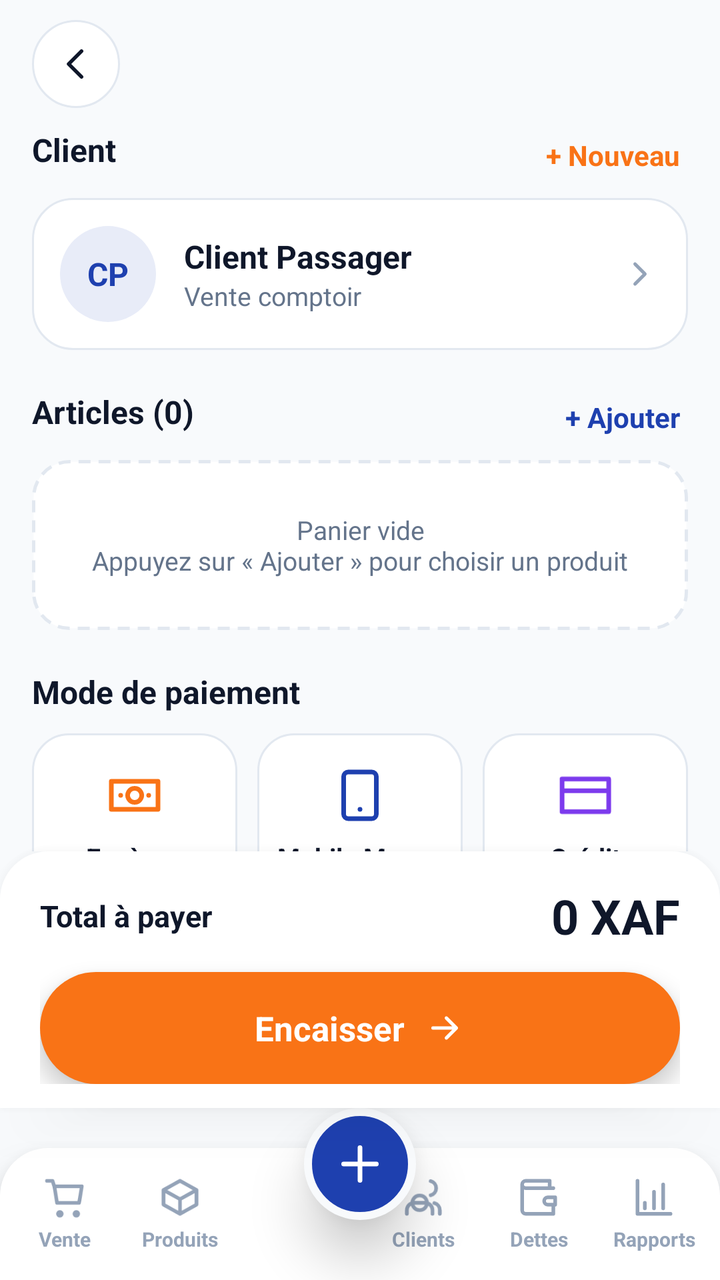
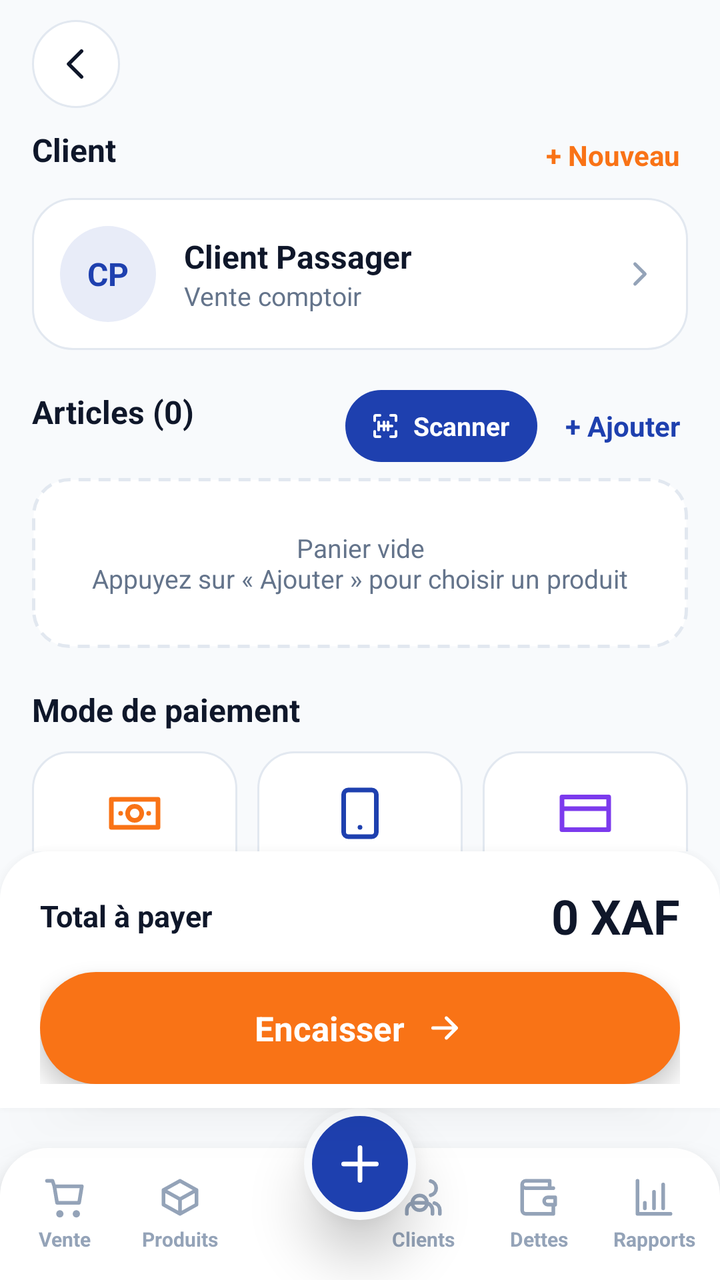

Compare the two renders of this Android layout. The source of the first and the diff that turns it into the second are given below.
<!-- AndroidManifest.xml: application theme Theme.AfriComptaPlus -->
<!-- res/layout/activity_sale.xml -->
<?xml version="1.0" encoding="utf-8"?>
<LinearLayout xmlns:android="http://schemas.android.com/apk/res/android"
    android:layout_width="match_parent" android:layout_height="match_parent"
    android:orientation="vertical" android:background="@color/surface">

    <include layout="@layout/view_topbar"/>

    <androidx.core.widget.NestedScrollView
        android:layout_width="match_parent" android:layout_height="0dp"
        android:layout_weight="1" android:overScrollMode="never">
        <LinearLayout android:layout_width="match_parent" android:layout_height="wrap_content"
            android:orientation="vertical" android:paddingStart="16dp" android:paddingEnd="16dp"
            android:paddingBottom="12dp">

            
            <RelativeLayout android:layout_width="match_parent" android:layout_height="wrap_content"
                android:layout_marginBottom="8dp">
                <TextView style="@style/SectionTitle" android:text="Client"/>
                <TextView android:id="@+id/btnNewClient"
                    android:layout_width="wrap_content" android:layout_height="wrap_content"
                    android:layout_alignParentEnd="true" android:text="+ Nouveau"
                    android:textColor="@color/accent" android:textSize="14sp" android:textStyle="bold"
                    android:padding="4dp"/>
            </RelativeLayout>

            <LinearLayout android:id="@+id/btnSelectClient"
                android:layout_width="match_parent" android:layout_height="wrap_content"
                android:orientation="horizontal" android:gravity="center_vertical"
                android:padding="14dp" android:background="@drawable/bg_card"
                android:clickable="true" android:focusable="true">
                <TextView android:id="@+id/tvClientAvatar"
                    android:layout_width="48dp" android:layout_height="48dp"
                    android:background="@drawable/bg_avatar" android:gravity="center"
                    android:text="CP" android:textColor="@color/primary"
                    android:textSize="16sp" android:textStyle="bold"/>
                <LinearLayout android:layout_width="0dp" android:layout_height="wrap_content"
                    android:layout_weight="1" android:layout_marginStart="14dp" android:orientation="vertical">
                    <TextView android:id="@+id/tvClientSelected"
                        android:layout_width="wrap_content" android:layout_height="wrap_content"
                        android:text="Client Passager" android:textColor="@color/text_primary"
                        android:textSize="16sp" android:textStyle="bold" android:singleLine="true"/>
                    <TextView android:id="@+id/tvClientPhone"
                        android:layout_width="wrap_content" android:layout_height="wrap_content"
                        android:text="Vente comptoir" android:textColor="@color/text_secondary"
                        android:textSize="13sp"/>
                </LinearLayout>
                <ImageView android:layout_width="20dp" android:layout_height="20dp"
                    android:src="@drawable/ic_chevron" android:tint="@color/text_hint"/>
            </LinearLayout>

            
            <RelativeLayout android:layout_width="match_parent" android:layout_height="wrap_content"
                android:layout_marginTop="20dp" android:layout_marginBottom="8dp">
                <TextView android:id="@+id/tvArticlesTitle" style="@style/SectionTitle" android:text="Articles (0)"/>
                <TextView android:id="@+id/btnAddProduct"
                    android:layout_width="wrap_content" android:layout_height="wrap_content"
                    android:layout_alignParentEnd="true" android:text="+ Ajouter"
                    android:textColor="@color/primary" android:textSize="14sp" android:textStyle="bold"
                    android:padding="4dp"/>
            </RelativeLayout>

            <TextView android:id="@+id/tvEmptyCart"
                android:layout_width="match_parent" android:layout_height="wrap_content"
                android:background="@drawable/bg_dashed_box" android:gravity="center"
                android:padding="26dp" android:text="Panier vide\nAppuyez sur « Ajouter » pour choisir un produit"
                android:textColor="@color/text_secondary" android:textSize="13sp"/>

            <androidx.recyclerview.widget.RecyclerView
                android:id="@+id/rvCart"
                android:layout_width="match_parent" android:layout_height="wrap_content"
                android:nestedScrollingEnabled="false" android:overScrollMode="never"/>

            
            <TextView style="@style/SectionTitle" android:text="Mode de paiement"
                android:layout_marginTop="20dp" android:layout_marginBottom="10dp"/>

            <LinearLayout android:layout_width="match_parent" android:layout_height="wrap_content"
                android:orientation="horizontal">
                <LinearLayout android:id="@+id/payCash" style="@style/PayCard" android:layout_marginEnd="5dp">
                    <ImageView android:layout_width="28dp" android:layout_height="28dp"
                        android:src="@drawable/ic_cash" android:tint="@color/accent"/>
                    <TextView style="@style/PayLabel" android:text="Espèces"/>
                </LinearLayout>
                <LinearLayout android:id="@+id/payMobile" style="@style/PayCard" android:layout_marginStart="5dp" android:layout_marginEnd="5dp">
                    <ImageView android:layout_width="28dp" android:layout_height="28dp"
                        android:src="@drawable/ic_phone" android:tint="@color/primary"/>
                    <TextView style="@style/PayLabel" android:text="Mobile Money"/>
                </LinearLayout>
                <LinearLayout android:id="@+id/payCredit" style="@style/PayCard" android:layout_marginStart="5dp">
                    <ImageView android:layout_width="28dp" android:layout_height="28dp"
                        android:src="@drawable/ic_card" android:tint="@color/violet"/>
                    <TextView style="@style/PayLabel" android:text="Crédit"/>
                </LinearLayout>
            </LinearLayout>

            <EditText android:id="@+id/etDueDate"
                android:layout_width="match_parent" android:layout_height="wrap_content"
                android:layout_marginTop="12dp" android:hint="Échéance du crédit (AAAA-MM-JJ)"
                android:inputType="date" android:visibility="gone"/>
        </LinearLayout>
    </androidx.core.widget.NestedScrollView>

    
    <LinearLayout android:layout_width="match_parent" android:layout_height="wrap_content"
        android:orientation="vertical" android:background="@drawable/bg_sticky_bottom"
        android:elevation="10dp" android:paddingStart="20dp" android:paddingEnd="20dp"
        android:paddingTop="16dp" android:paddingBottom="12dp">

        <LinearLayout android:layout_width="match_parent" android:layout_height="wrap_content"
            android:orientation="horizontal" android:gravity="center_vertical">
            <TextView android:layout_width="0dp" android:layout_height="wrap_content"
                android:layout_weight="1" android:text="Total à payer"
                android:textColor="@color/text_primary" android:textSize="15sp" android:textStyle="bold"/>
            <TextView android:id="@+id/tvTotal"
                android:layout_width="wrap_content" android:layout_height="wrap_content"
                android:text="0 XAF" android:textColor="@color/text_primary"
                android:textSize="24sp" android:textStyle="bold"/>
        </LinearLayout>

        <LinearLayout android:id="@+id/btnFinalizeSale"
            android:layout_width="match_parent" android:layout_height="56dp"
            android:layout_marginTop="12dp" android:orientation="horizontal"
            android:gravity="center" android:background="@drawable/bg_btn_cta"
            android:elevation="6dp" android:clickable="true" android:focusable="true">
            <TextView android:layout_width="wrap_content" android:layout_height="wrap_content"
                android:text="Encaisser" android:textColor="@color/white"
                android:textSize="17sp" android:textStyle="bold"/>
            <ImageView android:layout_width="20dp" android:layout_height="20dp"
                android:layout_marginStart="10dp" android:src="@drawable/ic_arrow_right"
                android:tint="@color/white"/>
        </LinearLayout>
    </LinearLayout>

    <include layout="@layout/view_bottom_nav"/>
</LinearLayout>
<!-- res/layout/view_topbar.xml (included above) -->
<?xml version="1.0" encoding="utf-8"?>
<LinearLayout xmlns:android="http://schemas.android.com/apk/res/android"
    android:id="@+id/topBar"
    android:layout_width="match_parent" android:layout_height="64dp"
    android:orientation="horizontal" android:gravity="center_vertical"
    android:paddingStart="16dp" android:paddingEnd="16dp"
    android:background="@color/surface">

    <ImageView android:id="@+id/btnBack"
        android:layout_width="44dp" android:layout_height="44dp"
        android:background="@drawable/bg_circle_btn" android:padding="11dp"
        android:src="@drawable/ic_back" android:tint="@color/text_primary"
        android:contentDescription="Retour" android:clickable="true" android:focusable="true"/>

    <TextView android:id="@+id/tvScreenTitle"
        android:layout_width="0dp" android:layout_height="wrap_content"
        android:layout_weight="1" android:layout_marginStart="14dp"
        android:text="" android:textColor="@color/text_primary"
        android:textSize="22sp" android:textStyle="bold" android:singleLine="true"/>

    <LinearLayout android:id="@+id/btnTopAction"
        android:layout_width="wrap_content" android:layout_height="42dp"
        android:orientation="horizontal" android:gravity="center"
        android:paddingStart="16dp" android:paddingEnd="18dp"
        android:background="@drawable/bg_btn_primary" android:visibility="gone"
        android:clickable="true" android:focusable="true">
        <ImageView android:id="@+id/ivTopAction" android:layout_width="16dp" android:layout_height="16dp"
            android:src="@drawable/ic_plus" android:tint="@color/white"/>
        <TextView android:id="@+id/tvTopAction"
            android:layout_width="wrap_content" android:layout_height="wrap_content"
            android:layout_marginStart="6dp" android:text="Ajouter"
            android:textColor="@color/white" android:textSize="13sp" android:textStyle="bold"/>
    </LinearLayout>
</LinearLayout>
<!-- res/layout/view_bottom_nav.xml (included above) -->
<?xml version="1.0" encoding="utf-8"?>
<FrameLayout xmlns:android="http://schemas.android.com/apk/res/android"
    android:id="@+id/bottomNav"
    android:layout_width="match_parent" android:layout_height="86dp">

    <LinearLayout android:layout_width="match_parent" android:layout_height="66dp"
        android:layout_gravity="bottom" android:orientation="horizontal"
        android:background="@drawable/bg_sticky_bottom" android:elevation="12dp"
        android:paddingStart="4dp" android:paddingEnd="4dp">
        <LinearLayout android:id="@+id/navSale" android:layout_width="0dp" android:layout_height="match_parent"
            android:layout_weight="1" android:layout_margin="6dp" android:gravity="center" android:orientation="vertical"
            android:background="?attr/selectableItemBackgroundBorderless" android:clickable="true" android:focusable="true">
            <ImageView android:id="@+id/navSaleIcon" android:layout_width="22dp" android:layout_height="22dp"
                android:src="@drawable/ic_cart" android:tint="@color/nav_item"/>
            <TextView android:id="@+id/navSaleLabel" android:layout_width="wrap_content" android:layout_height="wrap_content"
                android:layout_marginTop="3dp" android:text="Vente" android:textSize="10sp" android:textStyle="bold"
                android:textColor="@color/nav_item"/>
        </LinearLayout>
        <LinearLayout android:id="@+id/navProducts" android:layout_width="0dp" android:layout_height="match_parent"
            android:layout_weight="1" android:layout_margin="6dp" android:gravity="center" android:orientation="vertical"
            android:background="?attr/selectableItemBackgroundBorderless" android:clickable="true" android:focusable="true">
            <ImageView android:id="@+id/navProductsIcon" android:layout_width="22dp" android:layout_height="22dp"
                android:src="@drawable/ic_box" android:tint="@color/nav_item"/>
            <TextView android:id="@+id/navProductsLabel" android:layout_width="wrap_content" android:layout_height="wrap_content"
                android:layout_marginTop="3dp" android:text="Produits" android:textSize="10sp" android:textStyle="bold"
                android:textColor="@color/nav_item"/>
        </LinearLayout>
        <View android:layout_width="64dp" android:layout_height="match_parent"/>
        <LinearLayout android:id="@+id/navClients" android:layout_width="0dp" android:layout_height="match_parent"
            android:layout_weight="1" android:layout_margin="6dp" android:gravity="center" android:orientation="vertical"
            android:background="?attr/selectableItemBackgroundBorderless" android:clickable="true" android:focusable="true">
            <ImageView android:id="@+id/navClientsIcon" android:layout_width="22dp" android:layout_height="22dp"
                android:src="@drawable/ic_users" android:tint="@color/nav_item"/>
            <TextView android:id="@+id/navClientsLabel" android:layout_width="wrap_content" android:layout_height="wrap_content"
                android:layout_marginTop="3dp" android:text="Clients" android:textSize="10sp" android:textStyle="bold"
                android:textColor="@color/nav_item"/>
        </LinearLayout>
        <LinearLayout android:id="@+id/navDebts" android:layout_width="0dp" android:layout_height="match_parent"
            android:layout_weight="1" android:layout_margin="6dp" android:gravity="center" android:orientation="vertical"
            android:background="?attr/selectableItemBackgroundBorderless" android:clickable="true" android:focusable="true">
            <ImageView android:id="@+id/navDebtsIcon" android:layout_width="22dp" android:layout_height="22dp"
                android:src="@drawable/ic_wallet" android:tint="@color/nav_item"/>
            <TextView android:id="@+id/navDebtsLabel" android:layout_width="wrap_content" android:layout_height="wrap_content"
                android:layout_marginTop="3dp" android:text="Dettes" android:textSize="10sp" android:textStyle="bold"
                android:textColor="@color/nav_item"/>
        </LinearLayout>
        <LinearLayout android:id="@+id/navReports" android:layout_width="0dp" android:layout_height="match_parent"
            android:layout_weight="1" android:layout_margin="6dp" android:gravity="center" android:orientation="vertical"
            android:background="?attr/selectableItemBackgroundBorderless" android:clickable="true" android:focusable="true">
            <ImageView android:id="@+id/navReportsIcon" android:layout_width="22dp" android:layout_height="22dp"
                android:src="@drawable/ic_chart" android:tint="@color/nav_item"/>
            <TextView android:id="@+id/navReportsLabel" android:layout_width="wrap_content" android:layout_height="wrap_content"
                android:layout_marginTop="3dp" android:text="Rapports" android:textSize="10sp" android:textStyle="bold"
                android:textColor="@color/nav_item"/>
        </LinearLayout>
    </LinearLayout>

    <ImageButton android:id="@+id/navFab" android:layout_width="56dp" android:layout_height="56dp"
        android:layout_gravity="top|center_horizontal" android:elevation="16dp"
        android:background="@drawable/bg_fab" android:src="@drawable/ic_plus" android:tint="@color/white"
        android:contentDescription="Actions rapides" android:padding="14dp" android:scaleType="fitCenter"/>
</FrameLayout>
<!-- resources referenced by this layout -->
<resources>
  <color name="accent">#F97316</color>
  <color name="primary">#1E40AF</color>
  <color name="surface">#F8FAFC</color>
  <color name="text_hint">#94A3B8</color>
  <color name="text_primary">#0F172A</color>
  <color name="text_secondary">#64748B</color>
  <color name="violet">#7C3AED</color>
  <color name="white">#FFFFFF</color>
  <!-- drawable bg_avatar (drawable) -->
  <?xml version="1.0" encoding="utf-8"?>
  <shape xmlns:android="http://schemas.android.com/apk/res/android" android:shape="oval">
      <solid android:color="@color/primary_soft"/>
  </shape>
  <!-- drawable bg_btn_cta (drawable) -->
  <?xml version="1.0" encoding="utf-8"?>
  <ripple xmlns:android="http://schemas.android.com/apk/res/android" android:color="#33FFFFFF">
      <item><shape android:shape="rectangle"><solid android:color="@color/accent"/><corners android:radius="28dp"/></shape></item>
  </ripple>
  <!-- drawable bg_btn_primary (drawable) -->
  <?xml version="1.0" encoding="utf-8"?>
  <ripple xmlns:android="http://schemas.android.com/apk/res/android" android:color="#33FFFFFF">
      <item><shape android:shape="rectangle"><solid android:color="@color/primary"/><corners android:radius="28dp"/></shape></item>
  </ripple>
  <!-- drawable bg_card (drawable) -->
  <?xml version="1.0" encoding="utf-8"?>
  <shape xmlns:android="http://schemas.android.com/apk/res/android" android:shape="rectangle">
      <solid android:color="@color/white"/>
      <stroke android:width="1dp" android:color="@color/border"/>
      <corners android:radius="20dp"/>
  </shape>
  <!-- drawable bg_circle_btn (drawable) -->
  <?xml version="1.0" encoding="utf-8"?>
  <shape xmlns:android="http://schemas.android.com/apk/res/android" android:shape="oval">
      <solid android:color="@color/white"/>
      <stroke android:width="1dp" android:color="@color/border"/>
  </shape>
  <!-- drawable bg_fab (drawable) -->
  <?xml version="1.0" encoding="utf-8"?>
  <shape xmlns:android="http://schemas.android.com/apk/res/android" android:shape="oval">
      <solid android:color="@color/primary"/>
      <stroke android:width="4dp" android:color="@color/surface"/>
  </shape>
  <!-- drawable bg_sticky_bottom (drawable) -->
  <?xml version="1.0" encoding="utf-8"?>
  <shape xmlns:android="http://schemas.android.com/apk/res/android" android:shape="rectangle">
      <solid android:color="@color/white"/>
      <corners android:topLeftRadius="24dp" android:topRightRadius="24dp"/>
  </shape>
  <color name="primary_soft">#E8ECF8</color>
  <color name="border">#E2E8F0</color>
  <!-- drawable bg_pay_card_state (drawable) -->
  <?xml version="1.0" encoding="utf-8"?>
  <selector xmlns:android="http://schemas.android.com/apk/res/android">
      <item android:state_selected="true" android:drawable="@drawable/bg_pay_card_selected"/>
      <item android:drawable="@drawable/bg_pay_card"/>
  </selector>
  <color name="primary_dark">#1E3A8A</color>
  <style name="AppDialog" parent="Theme.MaterialComponents.Light.Dialog.Alert">
          <item name="colorPrimary">@color/primary</item>
          <item name="colorAccent">@color/primary</item>
          <item name="android:textColorPrimary">@color/text_primary</item>
      </style>
  <color name="accent_soft">#FEEFE3</color>
  <!-- unchanged entries left out for length: 21 -->
</resources>

<!-- the commit's change to res/layout/activity_sale.xml (unified diff, before → after) -->
@@ -52,11 +52,26 @@
             <RelativeLayout android:layout_width="match_parent" android:layout_height="wrap_content"
                 android:layout_marginTop="20dp" android:layout_marginBottom="8dp">
                 <TextView android:id="@+id/tvArticlesTitle" style="@style/SectionTitle" android:text="Articles (0)"/>
-                <TextView android:id="@+id/btnAddProduct"
-                    android:layout_width="wrap_content" android:layout_height="wrap_content"
-                    android:layout_alignParentEnd="true" android:text="+ Ajouter"
-                    android:textColor="@color/primary" android:textSize="14sp" android:textStyle="bold"
-                    android:padding="4dp"/>
+                <LinearLayout android:layout_width="wrap_content" android:layout_height="wrap_content"
+                    android:layout_alignParentEnd="true" android:orientation="horizontal" android:gravity="center_vertical">
+                    <LinearLayout android:id="@+id/btnScan"
+                        android:layout_width="wrap_content" android:layout_height="36dp"
+                        android:orientation="horizontal" android:gravity="center"
+                        android:paddingStart="12dp" android:paddingEnd="14dp"
+                        android:background="@drawable/bg_btn_primary"
+                        android:clickable="true" android:focusable="true">
+                        <ImageView android:layout_width="16dp" android:layout_height="16dp"
+                            android:src="@drawable/ic_scan" android:tint="@color/white"/>
+                        <TextView android:layout_width="wrap_content" android:layout_height="wrap_content"
+                            android:layout_marginStart="6dp" android:text="Scanner"
+                            android:textColor="@color/white" android:textSize="13sp" android:textStyle="bold"/>
+                    </LinearLayout>
+                    <TextView android:id="@+id/btnAddProduct"
+                        android:layout_width="wrap_content" android:layout_height="wrap_content"
+                        android:layout_marginStart="10dp" android:text="+ Ajouter"
+                        android:textColor="@color/primary" android:textSize="14sp" android:textStyle="bold"
+                        android:padding="4dp"/>
+                </LinearLayout>
             </RelativeLayout>
 
             <TextView android:id="@+id/tvEmptyCart"
@@ -105,6 +120,23 @@
         android:orientation="vertical" android:background="@drawable/bg_sticky_bottom"
         android:elevation="10dp" android:paddingStart="20dp" android:paddingEnd="20dp"
         android:paddingTop="16dp" android:paddingBottom="12dp">
+
+        <LinearLayout android:id="@+id/rowTaxes" android:layout_width="match_parent" android:layout_height="wrap_content"
+            android:orientation="vertical" android:layout_marginBottom="8dp" android:visibility="gone">
+            <LinearLayout android:layout_width="match_parent" android:layout_height="wrap_content" android:orientation="horizontal">
+                <TextView android:layout_width="0dp" android:layout_height="wrap_content" android:layout_weight="1"
+                    android:text="Sous-total" android:textColor="@color/text_secondary" android:textSize="13sp"/>
+                <TextView android:id="@+id/tvSubtotal" android:layout_width="wrap_content" android:layout_height="wrap_content"
+                    android:textColor="@color/text_primary" android:textSize="13sp"/>
+            </LinearLayout>
+            <LinearLayout android:layout_width="match_parent" android:layout_height="wrap_content"
+                android:orientation="horizontal" android:layout_marginTop="4dp">
+                <TextView android:id="@+id/tvTaxLabel" android:layout_width="0dp" android:layout_height="wrap_content" android:layout_weight="1"
+                    android:text="TVA" android:textColor="@color/text_secondary" android:textSize="13sp"/>
+                <TextView android:id="@+id/tvTaxAmount" android:layout_width="wrap_content" android:layout_height="wrap_content"
+                    android:textColor="@color/text_primary" android:textSize="13sp"/>
+            </LinearLayout>
+        </LinearLayout>
 
         <LinearLayout android:layout_width="match_parent" android:layout_height="wrap_content"
             android:orientation="horizontal" android:gravity="center_vertical">
<!-- resource entries referenced after the edit -->
@@ -48,6 +48,14 @@
       <solid android:color="@color/white"/>
       <corners android:topLeftRadius="24dp" android:topRightRadius="24dp"/>
   </shape>
+  <!-- drawable ic_scan (drawable) -->
+  <?xml version="1.0" encoding="utf-8"?>
+  <vector xmlns:android="http://schemas.android.com/apk/res/android"
+      android:width="24dp" android:height="24dp" android:viewportWidth="24" android:viewportHeight="24">
+      <path android:pathData="M4,8V5a1,1 0 0,1 1,-1h3 M16,4h3a1,1 0 0,1 1,1v3 M20,16v3a1,1 0 0,1 -1,1h-3 M8,20H5a1,1 0 0,1 -1,-1v-3 M7,12h10 M7,9v6 M11,9v6 M14,9v6"
+          android:strokeColor="#FF000000" android:strokeWidth="2"
+          android:strokeLineCap="round" android:strokeLineJoin="round" android:fillColor="#00000000"/>
+  </vector>
   <color name="primary_soft">#E8ECF8</color>
   <color name="border">#E2E8F0</color>
   <!-- drawable bg_pay_card_state (drawable) -->
